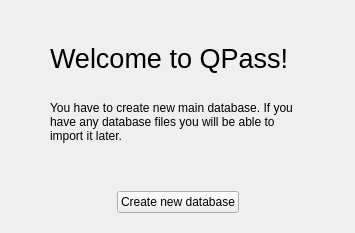
This is dialogs/NewDatabaseDialogPage1.ui in veaceslav/qpass-qt5 as Qt 5 draws it before an edit. The edited form follows.
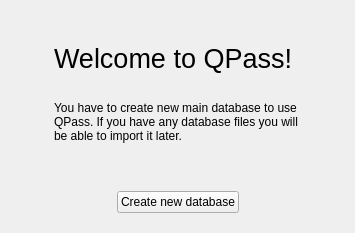
This is the edited form.

Patch:
```diff
--- a/dialogs/NewDatabaseDialogPage1.ui
+++ b/dialogs/NewDatabaseDialogPage1.ui
@@ -60,7 +60,7 @@
          <item>
           <widget class="QLabel" name="label_2">
            <property name="text">
-            <string>You have to create new main database. If you have any database files you will be able to import it later. </string>
+            <string>You have to create new main database to use QPass. If you have any database files you will be able to import it later. </string>
            </property>
            <property name="wordWrap">
             <bool>true</bool>
```
